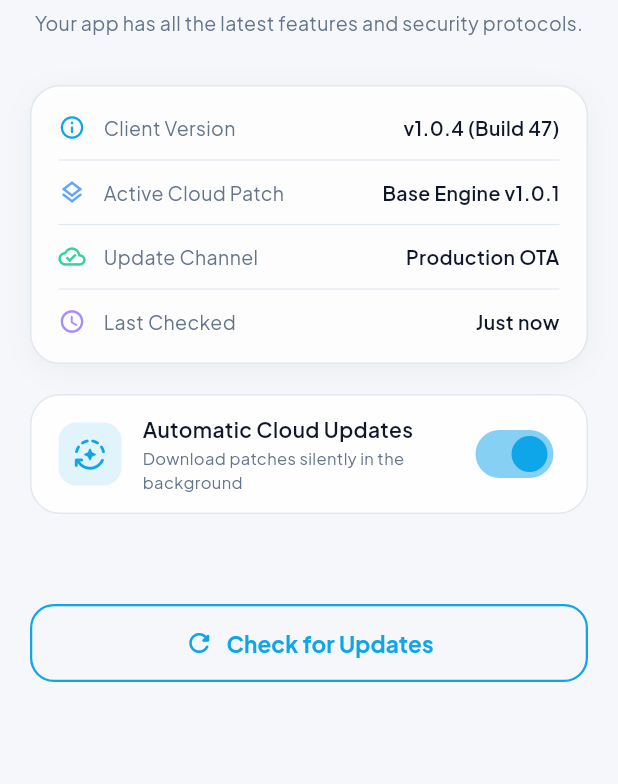
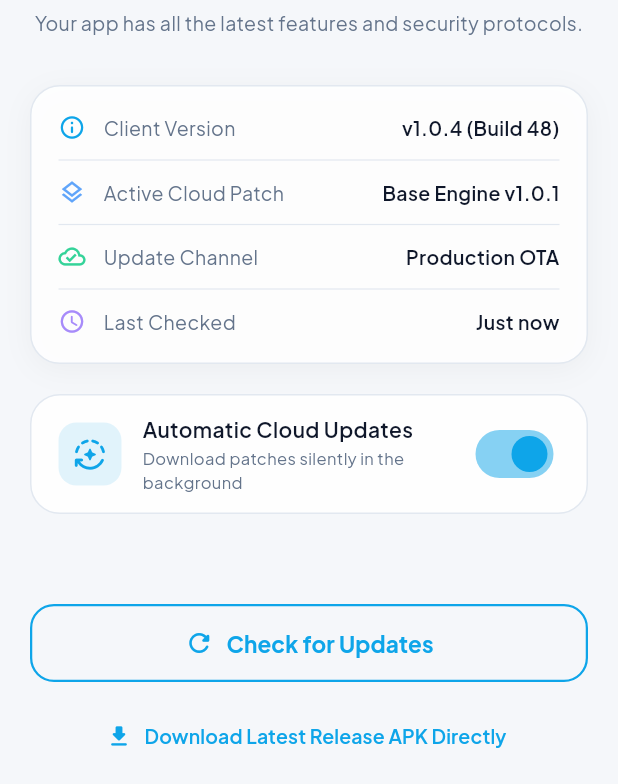
Before and after one commit to Masthan008/Ripple, a Flutter app: the SoftwareUpdateScreen screen opened by its route, on a phone screen of 412 x 824 dp, the part 452-1236 px from its top. Run offline on Flutter 3.47's test engine with Material 3 defaults, Android fonts, the phone set to English and light mode, and no system bars; our stand-ins replace battery_plus, cached_network_image, camera, cloud_firestore, dio, emoji_picker_flutter and 32 more; missing offline and left inert: any_link_preview, cryptography, encrypt, flutter_inappwebview, flutter_windowmanager_plus, google_mlkit_face_detection and 9 more; accounts and stored records are empty; network calls fail.

Commit message:
fix(ota): increment build to 48, add FileProvider, install permissions, and direct update installer

```diff
--- a/lib/core/services/notification_service.dart
+++ b/lib/core/services/notification_service.dart
@@ -1204,6 +1204,10 @@ class NotificationService {
 
         break;
 
+      case 'app_update':
+        router.push('/software-update');
+        break;
+
       default:
 
         router.go('/home');
--- a/lib/features/profile/screens/software_update_screen.dart
+++ b/lib/features/profile/screens/software_update_screen.dart
@@ -573,7 +573,9 @@ class _SoftwareUpdateScreenState extends ConsumerState<SoftwareUpdateScreen>
     final isBusy = service.status == AppUpdateStatus.checking ||
         service.status == AppUpdateStatus.downloading;
 
-    return SizedBox(
+    return Column(
+      children: [
+        SizedBox(
           width: double.infinity,
           height: 52,
           child: OutlinedButton(
@@ -604,6 +606,23 @@ class _SoftwareUpdateScreenState extends ConsumerState<SoftwareUpdateScreen>
                     ],
                   ),
           ),
+        ),
+        if (!isBusy) ...[
+          const SizedBox(height: 12),
+          SizedBox(
+            width: double.infinity,
+            height: 48,
+            child: TextButton.icon(
+              icon: const Icon(Icons.download_rounded, color: AppColors.aquaCore, size: 18),
+              label: const Text(
+                'Download Latest Release APK Directly',
+                style: TextStyle(color: AppColors.aquaCore, fontWeight: FontWeight.w600, fontSize: 13),
+              ),
+              onPressed: () => service.forceDownloadLatestApk(),
+            ),
+          ),
+        ],
+      ],
     );
   }
 
--- a/lib/features/profile/screens/whats_new_screen.dart
+++ b/lib/features/profile/screens/whats_new_screen.dart
@@ -12,7 +12,7 @@ import '../../../core/utils/haptic_feedback.dart';
 class WhatsNewScreen extends ConsumerWidget {
   const WhatsNewScreen({super.key});
 
-  static const String currentAppVersion = '1.0.4+47';
+  static const String currentAppVersion = '1.0.4+48';
   static const String prefKeyLastVersion = 'ripple_last_seen_whats_new_version';
 
   /// Automatically displays What's New modal sheet on first launch of a new version
@@ -113,7 +113,7 @@ class WhatsNewScreen extends ConsumerWidget {
                         ),
                         const Spacer(),
                         Text(
-                          'v1.0.4 • Build 47',
+                          'v1.0.4 • Build 48',
                           style: TextStyle(
                             color: textMuted,
                             fontSize: 12,
@@ -373,7 +373,7 @@ class WhatsNewModalSheet extends ConsumerWidget {
                         ),
                       ),
                       Text(
-                        'Version 1.0.4 (Build 47)',
+                        'Version 1.0.4 (Build 48)',
                         style: TextStyle(color: textMuted, fontSize: 12),
                       ),
                     ],
--- a/pubspec.yaml
+++ b/pubspec.yaml
@@ -1,7 +1,7 @@
 name: ripple
 description: "Ripple: Next-Gen Zero-Trace Encrypted Messenger"
 publish_to: 'none'
-version: 1.0.4+47
+version: 1.0.4+48
 
 environment:
   sdk: ^3.7.0
```
Also changed, not shown: lib/core/services/update_service.dart (+59 -8 lines), 3 other files. Lines whose indentation alone changed are shown as unchanged.
